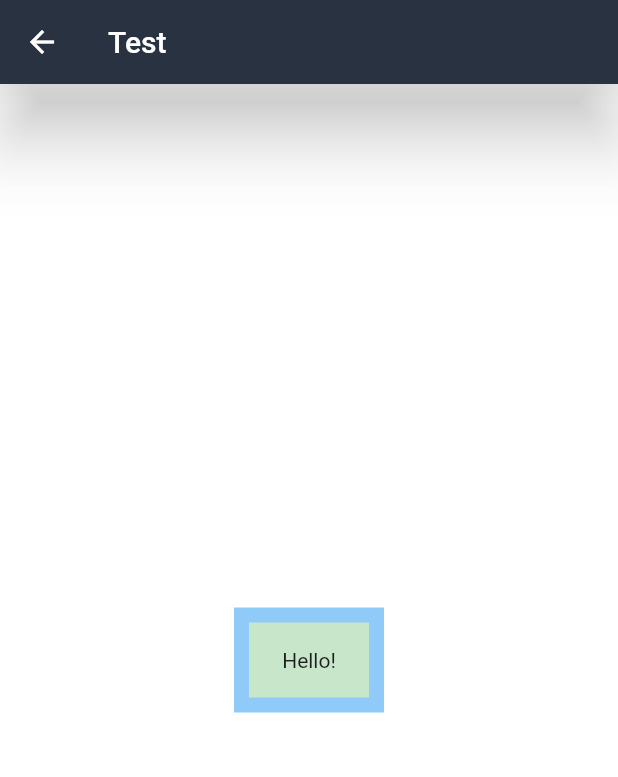
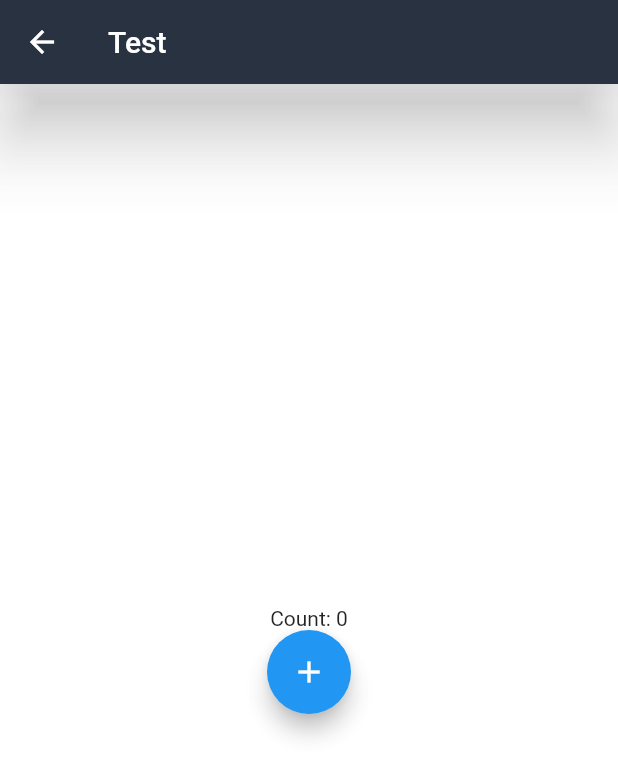
Before and after one commit to erikpz/components-app, a Flutter app: the TestPage screen opened by its route, on a phone screen of 412 x 824 dp. Shown: the top 777 px of the screen. Run offline on Flutter 3.47's test engine with Material 2 defaults, Android fonts, the phone set to English and light mode, and no system bars; network calls fail.

Commit message:
Animation container

```diff
--- a/data/menu_opts.json
+++ b/data/menu_opts.json
@@ -20,6 +20,11 @@
             "ruta" : "test",
             "icon" : "accesibility",
             "texto": "Test"
+        },
+        {
+            "ruta" : "animatedContainer",
+            "icon" : "donut_large",
+            "texto": "Animated Container"
         }
     ]
 }
--- a/lib/pages/test_page.dart
+++ b/lib/pages/test_page.dart
@@ -1,4 +1,5 @@
 import 'package:flutter/material.dart';
+import '../widgets/display_counter.dart';
 
 class TestPage extends StatefulWidget {
   @override
@@ -6,6 +7,13 @@ class TestPage extends StatefulWidget {
 }
 
 class _TestState extends State<TestPage> {
+  int _counter = 0;
+  void handleAdd() {
+    setState(() {
+      _counter++;
+    });
+  }
+
   @override
   Widget build(BuildContext context) {
     return Scaffold(
@@ -16,16 +24,12 @@ class _TestState extends State<TestPage> {
           backgroundColor: Color.fromRGBO(41, 50, 65, 1),
         ),
         body: Center(
-          child: Container(
-            padding: EdgeInsets.all(10),
-            decoration: BoxDecoration(color: Colors.blue[200]),
-            width: 100,
-            height: 70,
-            child: Container(
-                alignment: Alignment.center,
-                decoration: BoxDecoration(color: Colors.green[100]),
-                child: Text('Hello!')),
-          ),
-        ));
+            child: Column(
+          mainAxisSize: MainAxisSize.min,
+          children: [
+            DisplayCounter(count: _counter),
+            Incrementor(handleAdd: handleAdd)
+          ],
+        )));
   }
 }
--- a/lib/routes/routes.dart
+++ b/lib/routes/routes.dart
@@ -4,6 +4,7 @@ import 'package:components_app/pages/alert_page.dart';
 import 'package:components_app/pages/avatars_page.dart';
 import 'package:components_app/pages/home_page.dart';
 import 'package:components_app/pages/test_page.dart';
+import 'package:components_app/pages/animation_container.dart';
 
 Map<String, WidgetBuilder> getRouter() {
   return <String, WidgetBuilder>{
@@ -12,5 +13,6 @@ Map<String, WidgetBuilder> getRouter() {
     'avatar': (BuildContext context) => AvatarsPage(),
     'card': (BuildContext context) => CardPage(),
     'test': (BuildContext context) => TestPage(),
+    'animatedContainer': (BuildContext context) => AnimContainer()
   };
 }
--- /dev/null
+++ b/lib/widgets/display_counter.dart
@@ -0,0 +1,24 @@
+import 'package:flutter/material.dart';
+
+class DisplayCounter extends StatelessWidget {
+  DisplayCounter({this.count});
+  final int count;
+  @override
+  Widget build(BuildContext context) {
+    return Text('Count: $count');
+  }
+}
+
+class Incrementor extends StatelessWidget {
+  Incrementor({this.handleAdd});
+  final VoidCallback handleAdd;
+  @override
+  Widget build(BuildContext context) {
+    return FloatingActionButton(
+      onPressed: () {
+        handleAdd();
+      },
+      child: Icon(Icons.add),
+    );
+  }
+}
```
Also changed, not shown: lib/pages/alert_page.dart (+11 -3 lines), lib/pages/animation_container.dart (added, +48 -0 lines), lib/pages/avatars_page.dart (+17 -0 lines).
